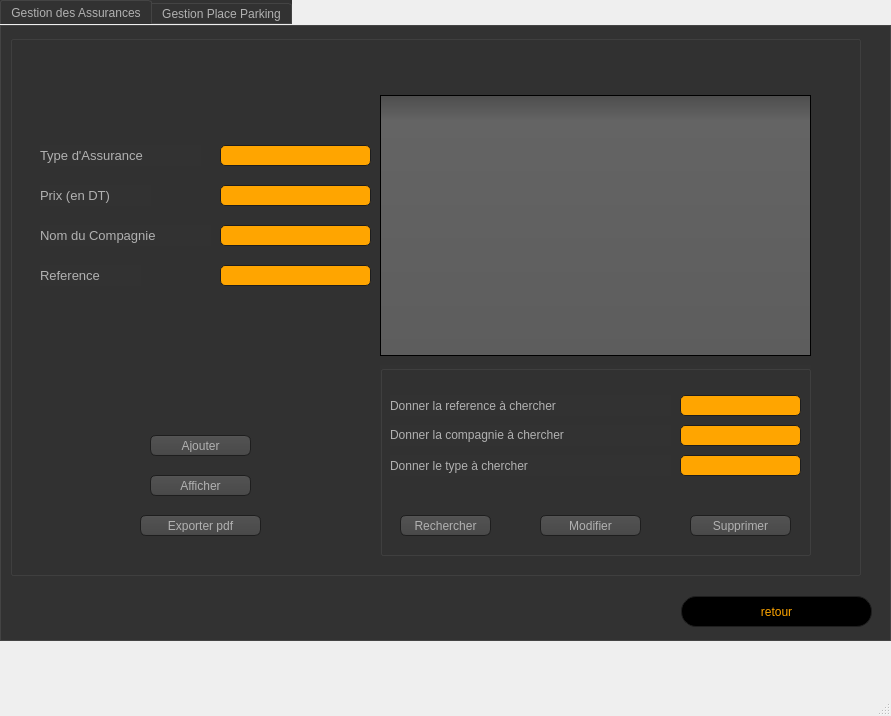
Above: mainwindow.ui from eyawartateni/Smart_Factory_2A4 before the change. Below: the same form after it.
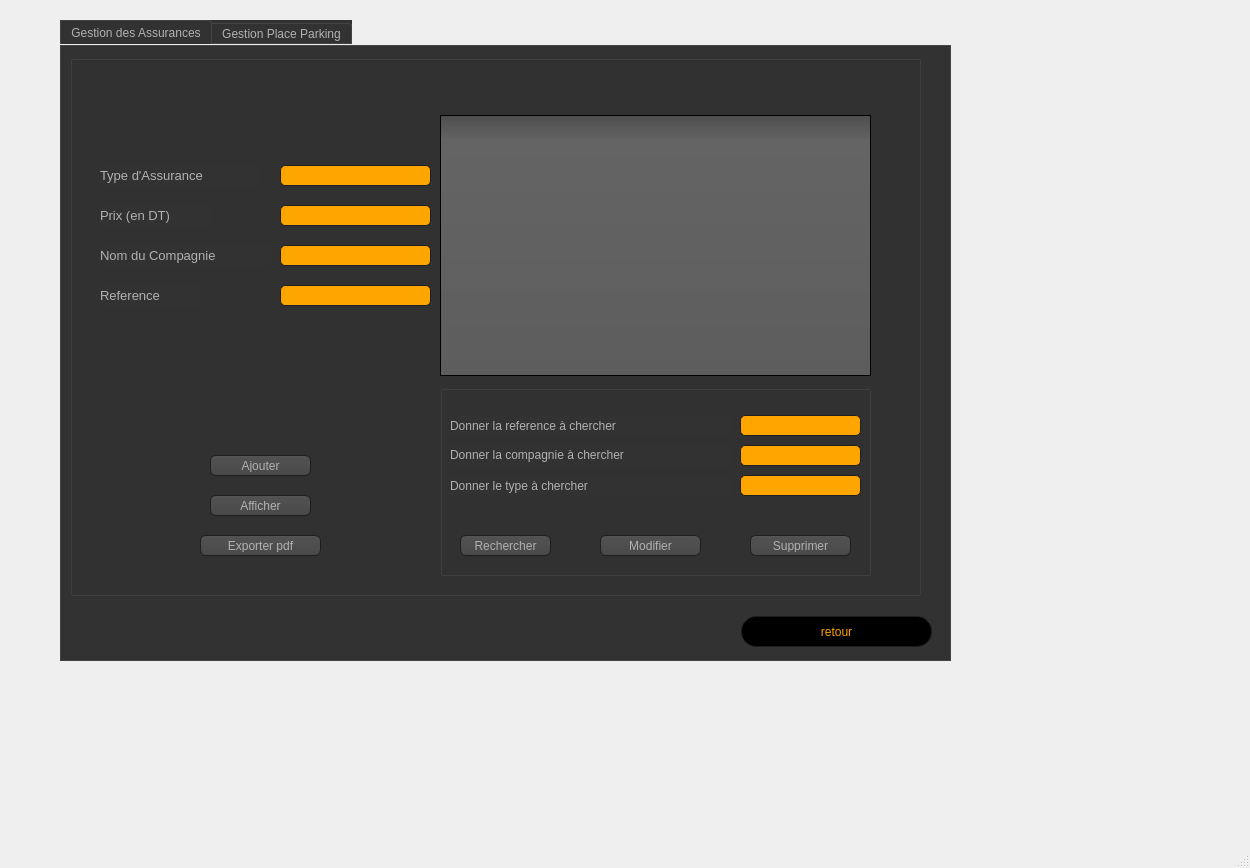
That is the form after the change. The open tabs and pages were chosen to show the change. Icons and pictures are not drawn.

```diff
--- a/mainwindow.ui
+++ b/mainwindow.ui
@@ -6,8 +6,8 @@
    <rect>
     <x>0</x>
     <y>0</y>
-    <width>891</width>
-    <height>716</height>
+    <width>1250</width>
+    <height>868</height>
    </rect>
   </property>
   <property name="windowTitle">
@@ -17,8 +17,8 @@
    <widget class="QTabWidget" name="tabWidget_service">
     <property name="geometry">
      <rect>
-      <x>0</x>
-      <y>0</y>
+      <x>60</x>
+      <y>20</y>
       <width>891</width>
       <height>641</height>
      </rect>
```
Left out of the diff: 4 changed lines with no effect on the pictures.
